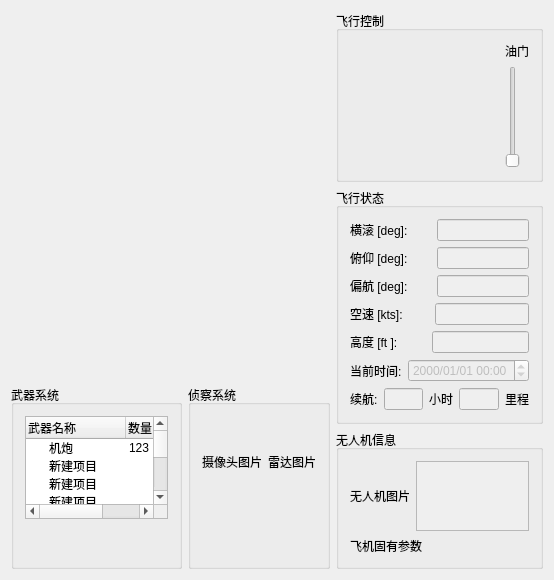
The window that UAV/UAVClient/maindialog.ui (zt900403/UAV) describes before a commit, drawn with Qt 5.
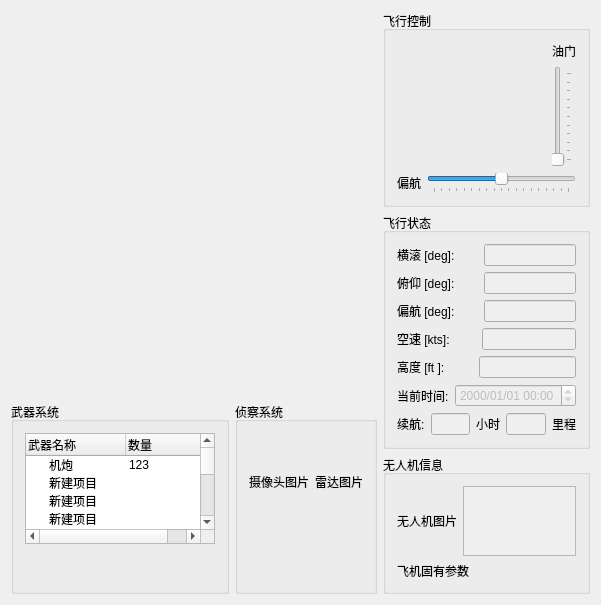
The same window after the commit. Icons and pictures are not drawn. Custom widgets are drawn as their Qt base class.

Commit message: [before merge] uavclient aircraft_controller

Diff of the .ui file:
```diff
--- a/UAV/UAVClient/maindialog.ui
+++ b/UAV/UAVClient/maindialog.ui
@@ -6,8 +6,8 @@
    <rect>
     <x>0</x>
     <y>0</y>
-    <width>554</width>
-    <height>580</height>
+    <width>601</width>
+    <height>605</height>
    </rect>
   </property>
   <property name="windowTitle">
@@ -242,23 +242,66 @@
        <property name="title">
         <string>飞行控制</string>
        </property>
-       <layout class="QHBoxLayout" name="horizontalLayout_14" stretch="5,1">
+       <layout class="QVBoxLayout" name="verticalLayout_10" stretch="7,1">
         <item>
-         <widget class="AircraftController" name="widget" native="true"/>
+         <layout class="QHBoxLayout" name="horizontalLayout_14" stretch="6,1">
+          <item>
+           <widget class="AircraftController" name="widget" native="true"/>
+          </item>
+          <item>
+           <layout class="QVBoxLayout" name="verticalLayout_6">
+            <item>
+             <widget class="QLabel" name="label_12">
+              <property name="text">
+               <string>油门</string>
+              </property>
+             </widget>
+            </item>
+            <item>
+             <widget class="QSlider" name="acceleratorSlider">
+              <property name="maximum">
+               <number>100</number>
+              </property>
+              <property name="orientation">
+               <enum>Qt::Vertical</enum>
+              </property>
+              <property name="tickPosition">
+               <enum>QSlider::TicksBelow</enum>
+              </property>
+              <property name="tickInterval">
+               <number>10</number>
+              </property>
+             </widget>
+            </item>
+           </layout>
+          </item>
+         </layout>
         </item>
         <item>
-         <layout class="QVBoxLayout" name="verticalLayout_6">
+         <layout class="QHBoxLayout" name="horizontalLayout_15">
           <item>
-           <widget class="QLabel" name="label_12">
+           <widget class="QLabel" name="label_13">
             <property name="text">
-             <string>油门</string>
+             <string>偏航</string>
+            </property>
+            <property name="alignment">
+             <set>Qt::AlignCenter</set>
             </property>
            </widget>
           </item>
           <item>
-           <widget class="QSlider" name="accelerator">
+           <widget class="QSlider" name="yawSlider">
+            <property name="minimum">
+             <number>-90</number>
+            </property>
+            <property name="maximum">
+             <number>90</number>
+            </property>
             <property name="orientation">
-             <enum>Qt::Vertical</enum>
+             <enum>Qt::Horizontal</enum>
+            </property>
+            <property name="tickPosition">
+             <enum>QSlider::TicksBelow</enum>
             </property>
            </widget>
           </item>
```
The commit also changes 12 other files.
